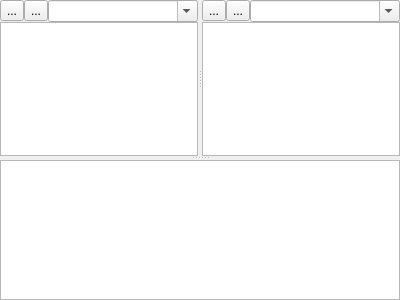
First picture: the form in ffftpgui/ui/main/dirsandtaskmsgform.ui, repository hatomania/ffftp, before the edit.
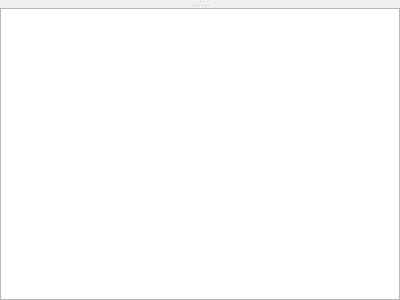
Second picture: the form after the edit. Icons and pictures are not drawn. Custom widgets are drawn as their Qt base class.

Commit message: feature/main/filelist: created the base form of the local file list.

```diff
--- a/ffftpgui/ui/main/dirsandtaskmsgform.ui
+++ b/ffftpgui/ui/main/dirsandtaskmsgform.ui
@@ -24,106 +24,16 @@
     <number>0</number>
    </property>
    <item>
-    <widget class="QSplitter" name="splitter_1">
+    <widget class="QSplitter" name="splitter_2">
      <property name="orientation">
       <enum>Qt::Orientation::Vertical</enum>
      </property>
-     <widget class="QSplitter" name="splitter_1_2">
+     <widget class="QSplitter" name="splitter_1">
       <property name="orientation">
        <enum>Qt::Orientation::Horizontal</enum>
       </property>
-      <widget class="QWidget" name="layoutWidget1">
-       <layout class="QVBoxLayout" name="verticalLayout_1">
-        <property name="spacing">
-         <number>0</number>
-        </property>
-        <item>
-         <layout class="QHBoxLayout" name="horizontalLayout_1_1">
-          <property name="spacing">
-           <number>0</number>
-          </property>
-          <item>
-           <widget class="QToolButton" name="toolButton_LocalUp">
-            <property name="text">
-             <string>...</string>
-            </property>
-            <property name="icon">
-             <iconset resource="../resource/ffftpgui.qrc">
-              <normaloff>:/folderup.png</normaloff>:/folderup.png</iconset>
-            </property>
-           </widget>
-          </item>
-          <item>
-           <widget class="QToolButton" name="toolButton_LocalOpen">
-            <property name="text">
-             <string>...</string>
-            </property>
-            <property name="icon">
-             <iconset resource="../resource/ffftpgui.qrc">
-              <normaloff>:/folderopen.png</normaloff>:/folderopen.png</iconset>
-            </property>
-           </widget>
-          </item>
-          <item>
-           <widget class="QComboBox" name="comboBox_LocalDir">
-            <property name="editable">
-             <bool>true</bool>
-            </property>
-           </widget>
-          </item>
-         </layout>
-        </item>
-        <item>
-         <widget class="QTreeView" name="treeView_LocalDir"/>
-        </item>
-       </layout>
-      </widget>
-      <widget class="QWidget" name="layoutWidget2">
-       <layout class="QVBoxLayout" name="verticalLayout_2">
-        <property name="spacing">
-         <number>0</number>
-        </property>
-        <item>
-         <layout class="QHBoxLayout" name="horizontalLayout_2_1">
-          <property name="spacing">
-           <number>0</number>
-          </property>
-          <item>
-           <widget class="QToolButton" name="toolButton_RemoteUp">
-            <property name="text">
-             <string>...</string>
-            </property>
-            <property name="icon">
-             <iconset resource="../resource/ffftpgui.qrc">
-              <normaloff>:/folderup.png</normaloff>:/folderup.png</iconset>
-            </property>
-           </widget>
-          </item>
-          <item>
-           <widget class="QToolButton" name="toolButton_RemoteOpen">
-            <property name="text">
-             <string>...</string>
-            </property>
-            <property name="icon">
-             <iconset resource="../resource/ffftpgui.qrc">
-              <normaloff>:/folderopen.png</normaloff>:/folderopen.png</iconset>
-            </property>
-           </widget>
-          </item>
-          <item>
-           <widget class="QComboBox" name="comboBox_RemoteDir">
-            <property name="editable">
-             <bool>true</bool>
-            </property>
-           </widget>
-          </item>
-         </layout>
-        </item>
-        <item>
-         <widget class="QTreeView" name="treeView_RemoteDir"/>
-        </item>
-       </layout>
-      </widget>
+      <widget class="FileListLocalForm" name="widget_FileListLocal" native="true"/>
+      <widget class="QWidget" name="widget_FileListRemote" native="true"/>
      </widget>
      <widget class="QTextEdit" name="textEdit_TaskMsg">
       <property name="undoRedoEnabled">
@@ -137,6 +47,14 @@
    </item>
   </layout>
  </widget>
+ <customwidgets>
+  <customwidget>
+   <class>FileListLocalForm</class>
+   <extends>QWidget</extends>
+   <header>ui/main/filelistlocalform.hpp</header>
+   <container>1</container>
+  </customwidget>
+ </customwidgets>
  <tabstops>
   <tabstop>toolButton_LocalUp</tabstop>
   <tabstop>toolButton_LocalOpen</tabstop>
```
Left out of the diff: 143 changed lines with no effect on the pictures. The commit also changes 14 other files.
